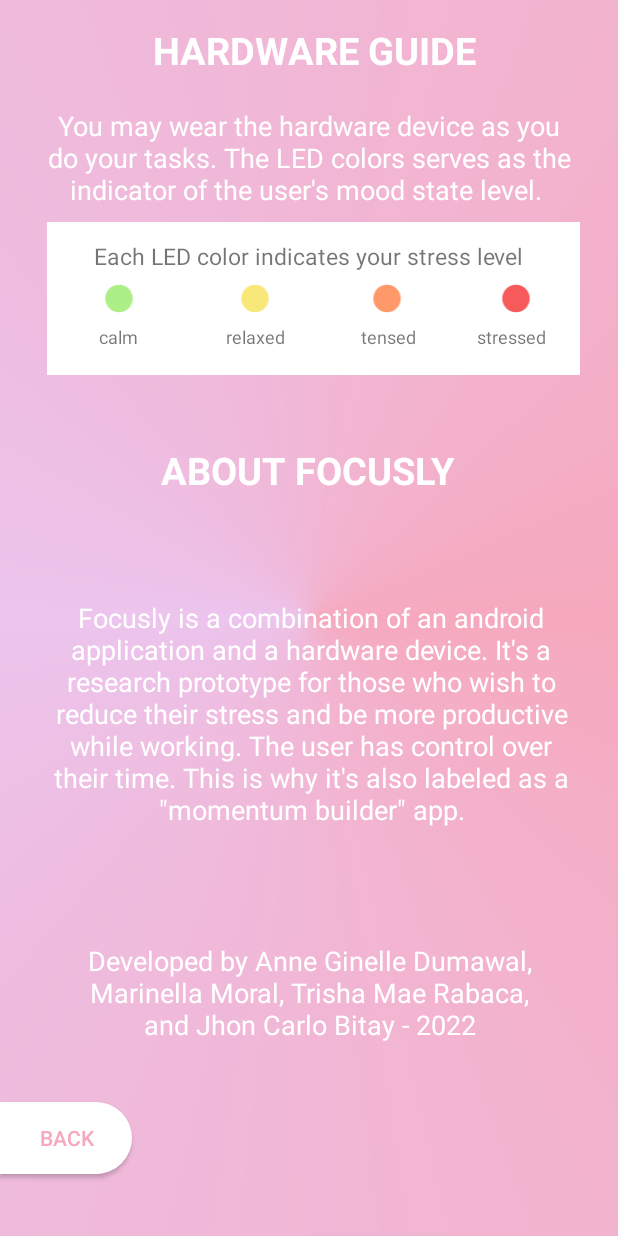
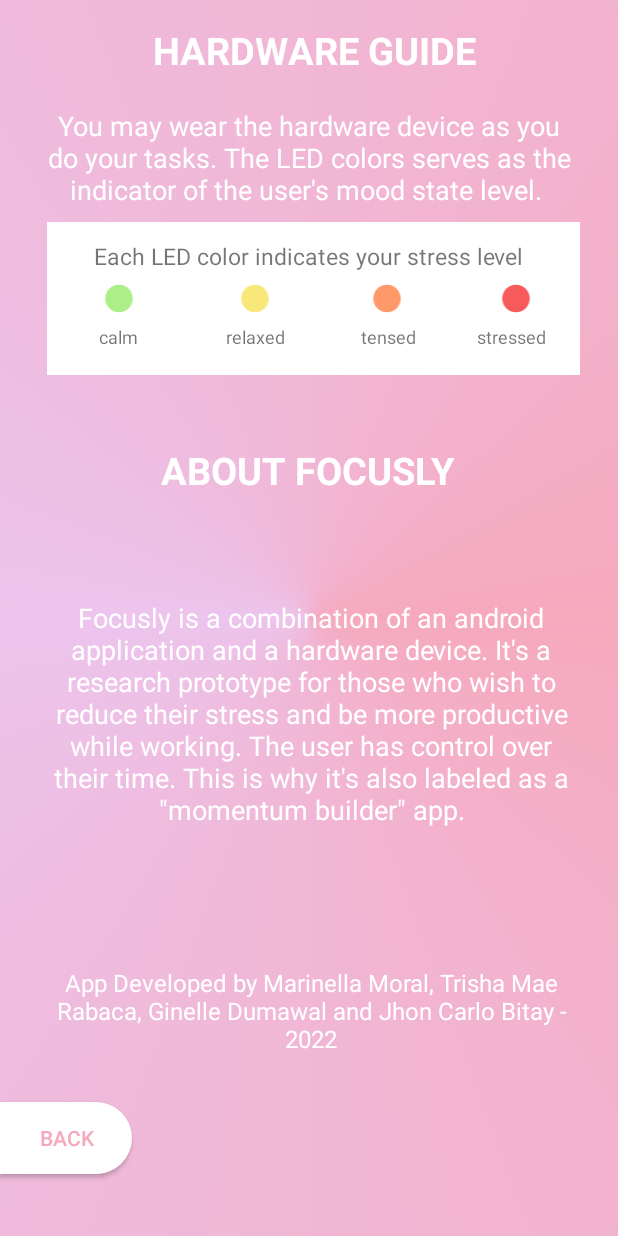
Before and after one commit to marinellaom/focusly-plan-b, an Android app: the InfoActivity screen opened directly, with no data from a screen before it, on a phone screen of 412 x 824 dp. Run offline under Robolectric (Android 15) with nearby library versions, the phone set to English and light mode, and no system bars.

Commit message:
Update app information

```diff
--- a/app/src/main/res/layout/activity_info.xml
+++ b/app/src/main/res/layout/activity_info.xml
@@ -23,15 +23,16 @@
 
     <TextView
         android:id="@+id/title_info4"
-        android:layout_width="309dp"
-        android:layout_height="68dp"
-        android:layout_marginBottom="128dp"
+        android:layout_width="376dp"
+        android:layout_height="100dp"
+        android:layout_marginBottom="100dp"
         android:gravity="center"
-        android:text="Developed by Anne Ginelle Dumawal, Marinella Moral, Trisha Mae Rabaca, and Jhon Carlo Bitay - 2022"
+        android:text="App Developed by Marinella Moral, Trisha Mae Rabaca, Ginelle Dumawal and Jhon Carlo Bitay - 2022"
         android:textColor="@color/white"
-        android:textSize="18dp"
+        android:textSize="16dp"
         app:layout_constraintBottom_toBottomOf="parent"
         app:layout_constraintEnd_toEndOf="parent"
+        app:layout_constraintHorizontal_bias="0.542"
         app:layout_constraintStart_toStartOf="parent" />
 
     <TextView
```
